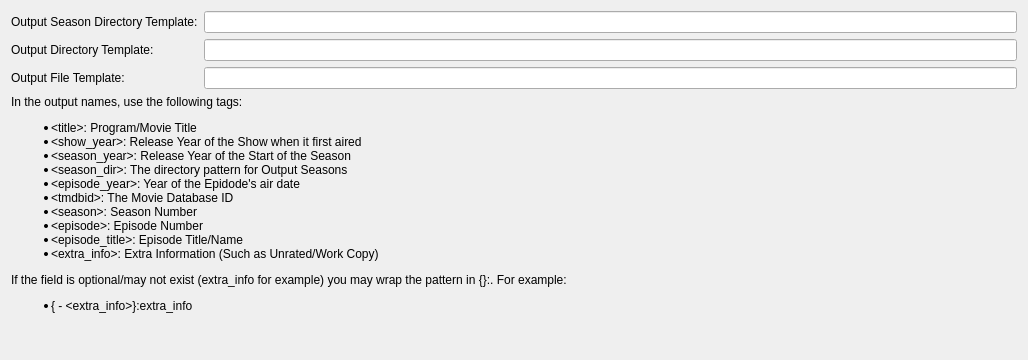
First picture: the form in Preferences/UI/TVShowSettings.ui, repository towel42-com/MediaManager, before the edit.
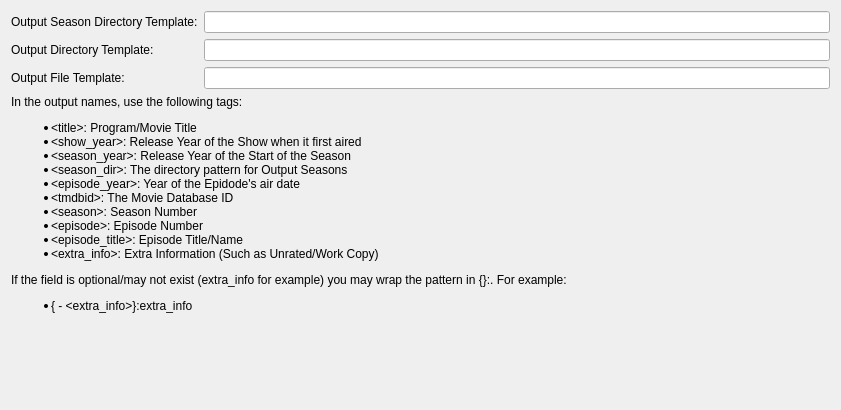
Second picture: the form after the edit.

Patch:
```diff
--- a/Preferences/UI/TVShowSettings.ui
+++ b/Preferences/UI/TVShowSettings.ui
@@ -6,8 +6,8 @@
    <rect>
     <x>0</x>
     <y>0</y>
-    <width>1028</width>
-    <height>360</height>
+    <width>841</width>
+    <height>410</height>
    </rect>
   </property>
   <property name="windowTitle">
```
